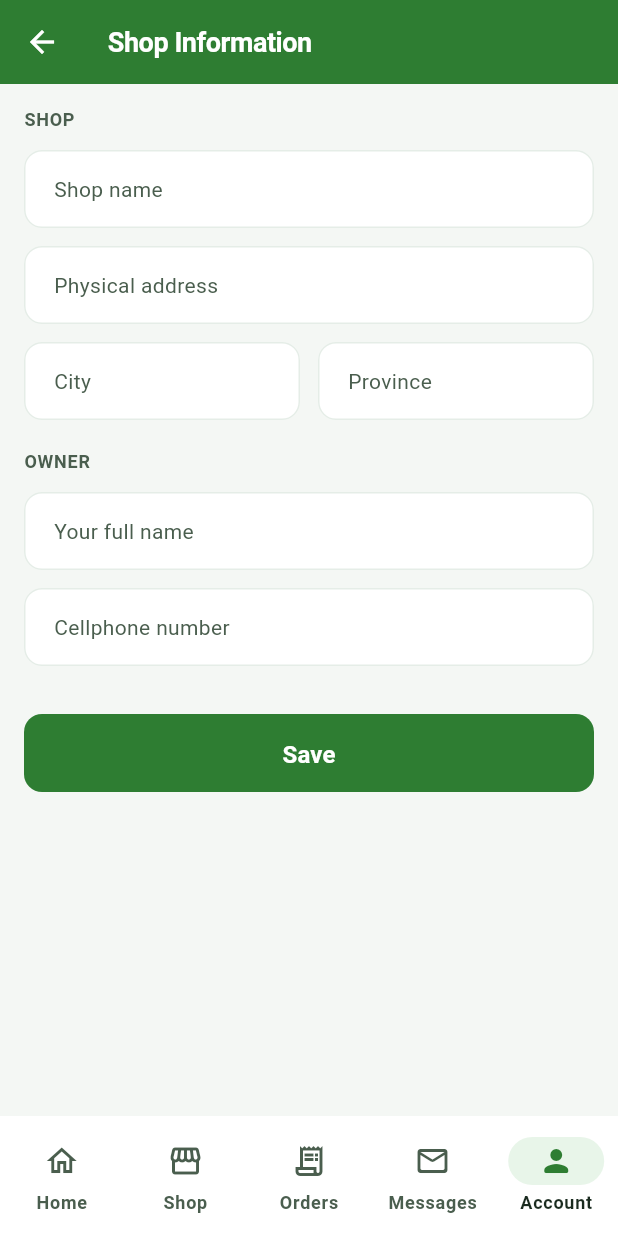
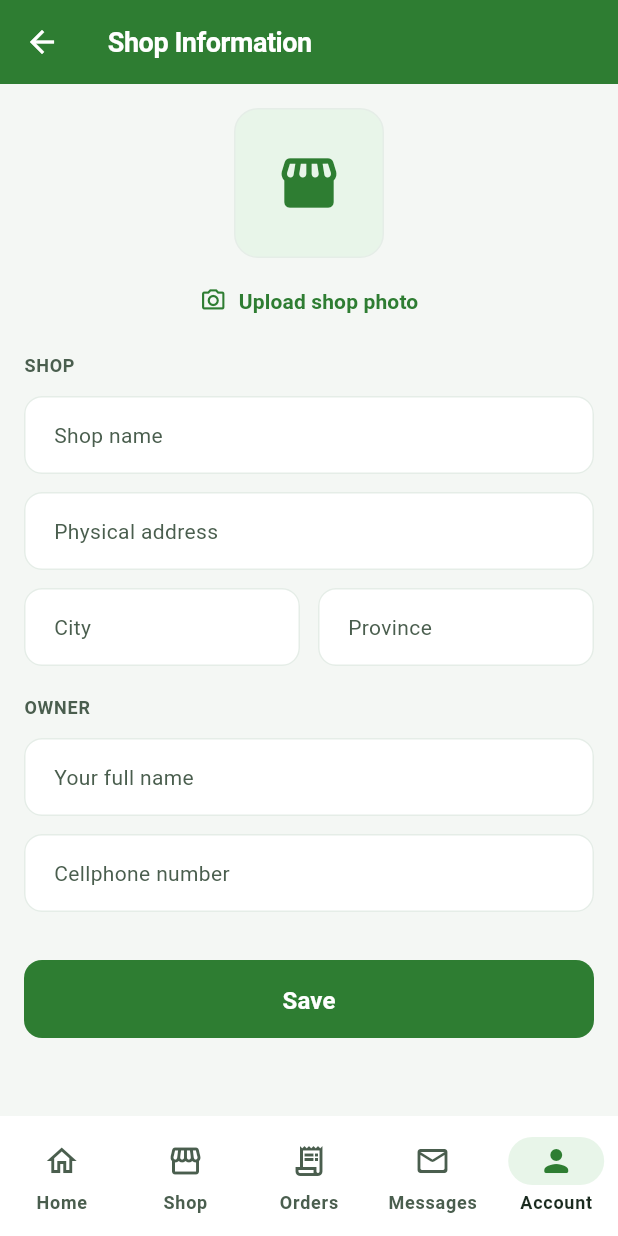
Before and after one commit to Nhleh/Spaza-Link, a Flutter app: the ShopInformationScreen screen opened by its route, on a phone screen of 412 x 824 dp. Run offline on Flutter 3.47's test engine with Material 3 defaults, Android fonts, the phone set to English and light mode, and no system bars; our stand-ins replace cached_network_image, cloud_firestore, connectivity_plus, data_table_2, equatable, firebase_auth and 10 more; accounts and stored records are empty; generated files the repository leaves out were written again; statements that could not run were skipped.

Commit message:
Customer: orders -> Supabase (reach admin), auto-refresh messages, shop photo upload
- Orders now placed into Supabase orders/order_items (was hitting dead Firebase
  and silently queuing locally) so customer orders appear on the admin dashboard
- Messages inbox auto-polls every 15s (new admin messages + unread badge appear
  without manual refresh)
- Shop Information screen: upload/change shop photo (Supabase shop_photos bucket)

Co-Authored-By: Claude Opus 4.8 <noreply@anthropic.com>

```diff
--- a/apps/customer/lib/features/messages/data/messages_repository.dart
+++ b/apps/customer/lib/features/messages/data/messages_repository.dart
@@ -67,9 +67,12 @@ class MessagesRepository {
     return msgs;
   }
 
-  /// One-shot stream (realtime isn't enabled) — invalidate to refresh.
+  /// Auto-refreshing stream: fetches immediately, then re-polls every 15s so new
+  /// admin messages (and the unread badge) appear without a manual refresh.
   Stream<List<AdminMessage>> watch() async* {
     yield await fetch();
+    yield* Stream.periodic(const Duration(seconds: 15))
+        .asyncMap((_) => fetch());
   }
 
   Future<void> markRead(String messageId) async {
--- a/apps/customer/lib/features/orders/providers/order_provider.dart
+++ b/apps/customer/lib/features/orders/providers/order_provider.dart
@@ -2,11 +2,11 @@ import 'package:flutter_riverpod/flutter_riverpod.dart';
 import 'package:spazalink_core/core.dart';
 import 'package:uuid/uuid.dart';
 
-import '../data/firebase_order_repository.dart';
+import '../data/supabase_order_repository.dart';
 import '../../cart/providers/cart_provider.dart';
 
 final orderRepositoryProvider = Provider<OrderRepository>((ref) {
-  return FirebaseOrderRepository();
+  return SupabaseOrderRepository();
 });
 
 /// Live orders stream for the active shop.
--- a/apps/customer/lib/features/profile/screens/profile_edit_screens.dart
+++ b/apps/customer/lib/features/profile/screens/profile_edit_screens.dart
@@ -1,5 +1,7 @@
+import 'package:cached_network_image/cached_network_image.dart';
 import 'package:flutter/material.dart';
 import 'package:flutter_riverpod/flutter_riverpod.dart';
+import 'package:image_picker/image_picker.dart';
 import 'package:spazalink_core/core.dart';
 
 import '../../auth/providers/auth_provider.dart';
@@ -99,6 +101,8 @@ class _ShopInformationScreenState
   final _phone = TextEditingController();
   bool _busy = false;
   bool _loaded = false;
+  String? _photoUrl;
+  bool _uploadingPhoto = false;
 
   @override
   void dispose() {
@@ -116,7 +120,39 @@ class _ShopInformationScreenState
     _province.text = shop?.province ?? '';
     _ownerName.text = user?.displayName ?? shop?.ownerName ?? '';
     _phone.text = user?.phoneNumber ?? '';
+    _photoUrl = shop?.shopPhotoUrl;
     _loaded = true;
+  }
+
+  Future<void> _pickPhoto(ShopModel? shop) async {
+    try {
+      final file = await ImagePicker().pickImage(
+        source: ImageSource.gallery,
+        imageQuality: 80,
+        maxWidth: 1024,
+      );
+      if (file == null) return;
+      setState(() => _uploadingPhoto = true);
+      final bytes = await file.readAsBytes();
+      final svc = ref.read(profileServiceProvider);
+      final url =
+          await svc.uploadShopPhoto(bytes, file.mimeType ?? 'image/jpeg');
+      // Persist immediately if we already have a shop.
+      if (shop != null) {
+        await svc.updateShop(shop.id, shopPhotoUrl: url);
+        ref.invalidate(currentShopProvider);
+      }
+      if (!mounted) return;
+      setState(() {
+        _photoUrl = url;
+        _uploadingPhoto = false;
+      });
+      _toast(context, 'Shop photo updated.');
+    } catch (e) {
+      if (!mounted) return;
+      setState(() => _uploadingPhoto = false);
+      _toast(context, 'Could not upload photo: $e', error: true);
+    }
   }
 
   Future<void> _save(ShopModel? shop) async {
@@ -131,6 +167,7 @@ class _ShopInformationScreenState
           physicalAddress: _address.text,
           city: _city.text,
           province: _province.text,
+          shopPhotoUrl: _photoUrl,
         );
       }
       await svc.updateProfile(
@@ -162,6 +199,41 @@ class _ShopInformationScreenState
         child: Column(
           crossAxisAlignment: CrossAxisAlignment.start,
           children: [
+            Center(
+              child: Column(
+                children: [
+                  Container(
+                    width: 100,
+                    height: 100,
+                    clipBehavior: Clip.antiAlias,
+                    decoration: BoxDecoration(
+                      color: AppColors.brandGreenSurface,
+                      borderRadius: BorderRadius.circular(AppSpacing.radiusLg),
+                      border: Border.all(color: AppColors.lightOutlineVariant),
+                    ),
+                    child: _uploadingPhoto
+                        ? const Center(
+                            child: CircularProgressIndicator(strokeWidth: 2))
+                        : (_photoUrl == null || _photoUrl!.isEmpty)
+                            ? const Icon(Icons.storefront_rounded,
+                                size: 44, color: AppColors.brandGreenPrimary)
+                            : CachedNetworkImage(
+                                imageUrl: _photoUrl!, fit: BoxFit.cover),
+                  ),
+                  const SizedBox(height: AppSpacing.xs),
+                  TextButton.icon(
+                    onPressed: _uploadingPhoto ? null : () => _pickPhoto(shop),
+                    icon: const Icon(Icons.camera_alt_outlined, size: 18),
+                    label: Text((_photoUrl == null || _photoUrl!.isEmpty)
+                        ? 'Upload shop photo'
+                        : 'Change shop photo'),
+                    style: TextButton.styleFrom(
+                        foregroundColor: AppColors.brandGreenPrimary),
+                  ),
+                ],
+              ),
+            ),
+            const SizedBox(height: AppSpacing.md),
             const _SectionLabel('Shop'),
             TextFormField(
               controller: _shopName,
```
Also changed, not shown: apps/customer/lib/features/orders/data/supabase_order_repository.dart (added, +161 -0 lines).
